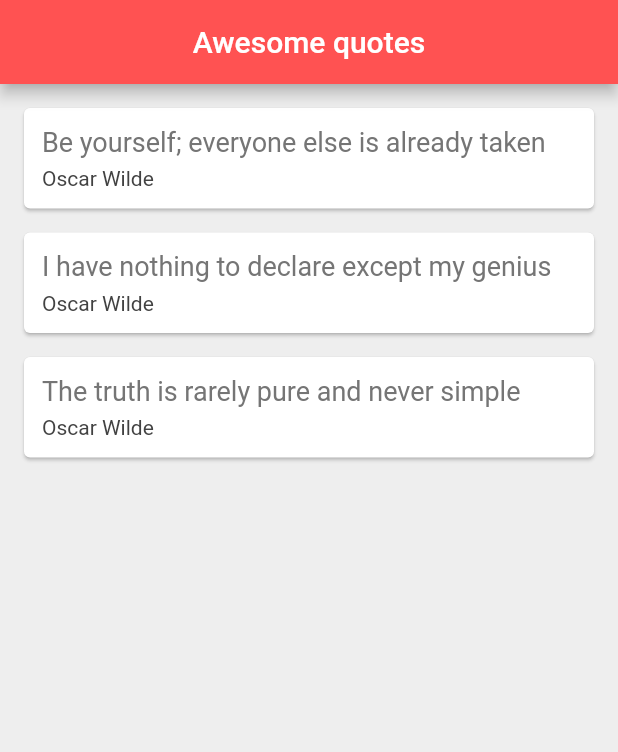
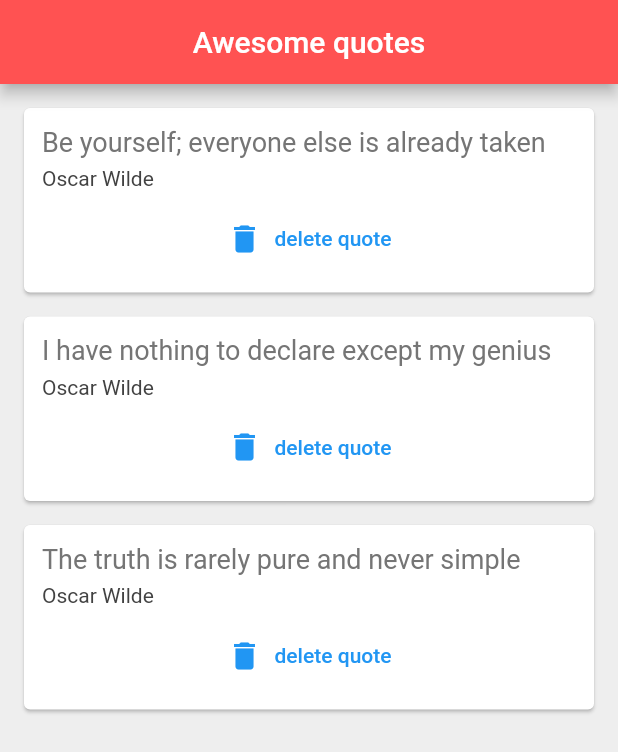
Before and after one commit to hojat72elect/flutter_play_ground, a Flutter app: the screen it shows after launch, on a phone screen of 412 x 824 dp. Shown: the top 752 px of the screen. Run offline on Flutter 3.47's test engine with Material 2 defaults, Android fonts, the phone set to English and light mode, and no system bars.

Commit message:
callbacks in flutter

```diff
--- a/lib/widgets/quote_card.dart
+++ b/lib/widgets/quote_card.dart
@@ -2,15 +2,12 @@ import 'package:flutter/material.dart';
 
 import '../domain/quote.dart';
 
+class QuoteCard extends StatelessWidget {
+  const QuoteCard(
+      {super.key, required this.quote, required this.deleteCallBack});
 
-class QuoteCard extends StatelessWidget {
-  const QuoteCard({
-    super.key,
-    required this.quote
-  });
-
- final Quote quote;
-
+  final Quote quote;
+  final Function deleteCallBack;
 
   @override
   Widget build(BuildContext context) {
@@ -33,8 +30,21 @@ class QuoteCard extends StatelessWidget {
             ),
             Text(
               quote.author,
-              style: TextStyle(fontSize: 14, color: Colors.grey[800]),
-            )
+              style: TextStyle(
+                fontSize: 14,
+                color: Colors.grey[800],
+              ),
+            ),
+            const SizedBox(
+              height: 8,
+            ),
+            TextButton.icon(
+              onPressed: () {
+                deleteCallBack();
+              },
+              label: const Text('delete quote'),
+              icon: const Icon(Icons.delete),
+            ),
           ],
         ),
       ),
--- a/lib/widgets/quote_list.dart
+++ b/lib/widgets/quote_list.dart
@@ -33,7 +33,15 @@ class _QuoteListState extends State<QuoteList> {
         backgroundColor: Colors.redAccent,
       ),
       body: Column(
-        children: quotes.map((quote) => QuoteCard(quote: quote)).toList(),
+        children: quotes
+            .map((quote) => QuoteCard(
+                quote: quote,
+                deleteCallBack: () {
+                  setState(() {
+                    quotes.remove(quote);
+                  });
+                }))
+            .toList(),
       ),
     );
   }
```
